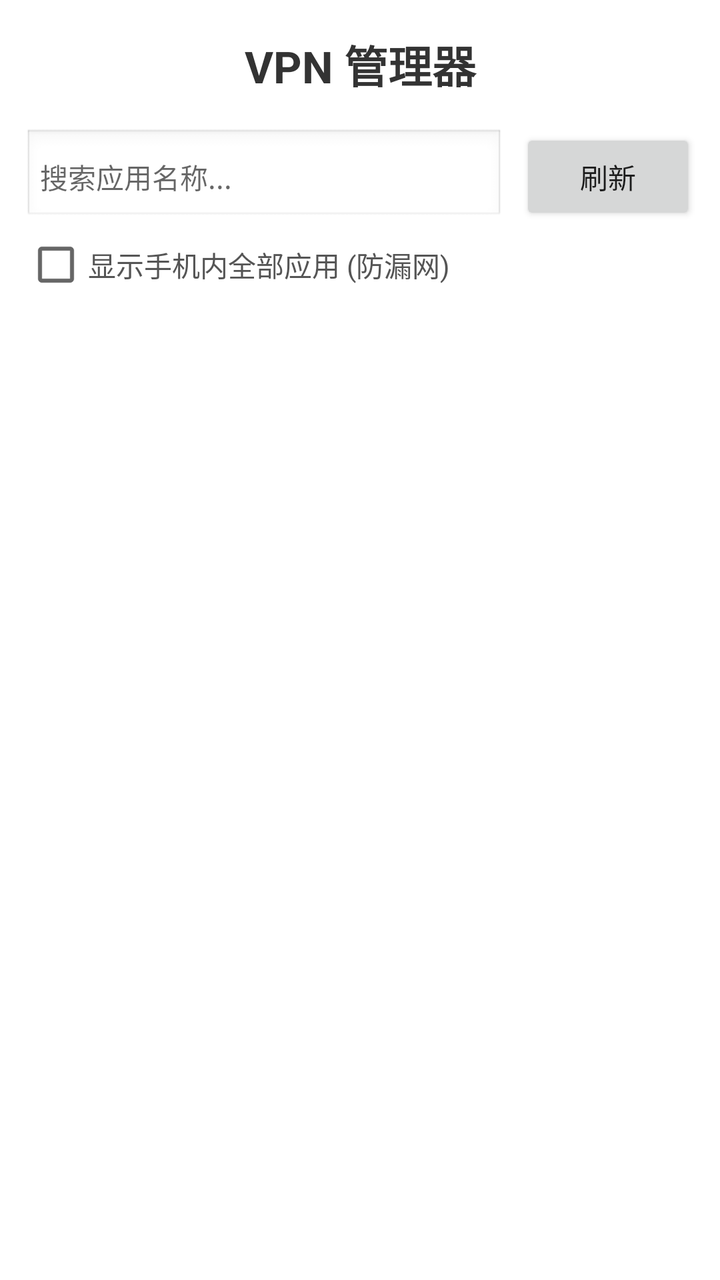
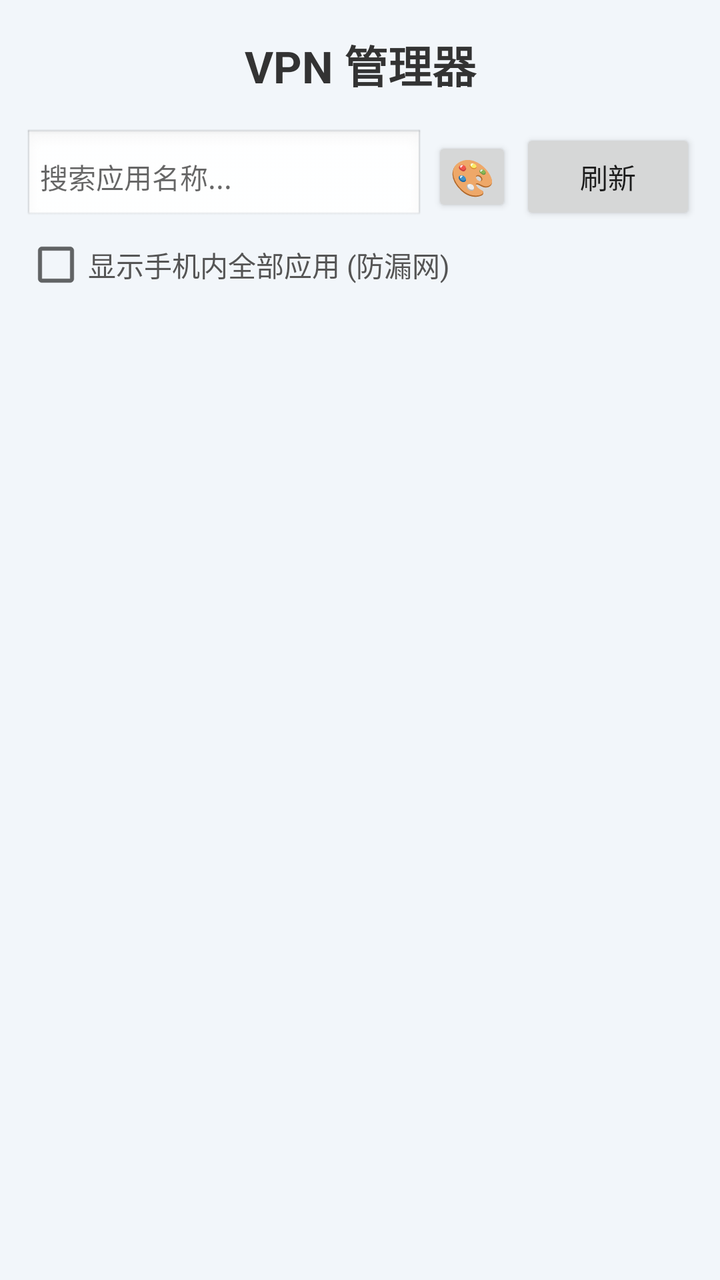

An Android layout rendered at two revisions. The XML below is the earlier revision; the diff shows what the commit changed to produce the second picture.
<!-- AndroidManifest.xml: application theme android:Theme.Material.Light.NoActionBar -->
<!-- res/layout/activity_main.xml -->
<?xml version="1.0" encoding="utf-8"?>
<LinearLayout xmlns:android="http://schemas.android.com/apk/res/android"
    android:layout_width="match_parent"
    android:layout_height="match_parent"
    android:orientation="vertical"
    android:background="#FFFFFF">

    
    <TextView
        android:layout_width="match_parent"
        android:layout_height="wrap_content"
        android:text="VPN 管理器"
        android:textSize="22sp"
        android:textStyle="bold"
        android:textColor="#333333"
        android:gravity="center"
        android:paddingTop="16dp"
        android:paddingBottom="8dp" />

    
    <LinearLayout
        android:layout_width="match_parent"
        android:layout_height="wrap_content"
        android:orientation="horizontal"
        android:paddingStart="12dp"
        android:paddingEnd="12dp"
        android:paddingTop="8dp"
        android:gravity="center_vertical">

        <EditText
            android:id="@+id/search_box"
            android:layout_width="0dp"
            android:layout_height="wrap_content"
            android:layout_weight="1"
            android:hint="搜索应用名称..."
            android:textSize="14sp"
            android:background="@android:drawable/edit_text"
            android:padding="8dp"
            android:singleLine="true" />

        <Button
            android:id="@+id/refresh"
            android:layout_width="wrap_content"
            android:layout_height="wrap_content"
            android:layout_marginStart="8dp"
            android:text="刷新"
            android:textSize="14sp" />
    </LinearLayout>

    
    <CheckBox
        android:id="@+id/show_all_checkbox"
        android:layout_width="wrap_content"
        android:layout_height="wrap_content"
        android:layout_marginStart="12dp"
        android:layout_marginTop="4dp"
        android:text="显示手机内全部应用 (防漏网)"
        android:textSize="14sp"
        android:textColor="#555555" />

    <ListView
        android:id="@+id/list"
        android:layout_width="match_parent"
        android:layout_height="0dp"
        android:layout_weight="1"
        android:divider="@null"
        android:dividerHeight="0dp" />

</LinearLayout>
<!-- resources referenced by this layout -->
<resources>

</resources>

<!-- the commit's change to res/layout/activity_main.xml (unified diff, before → after) -->
@@ -1,9 +1,10 @@
 <?xml version="1.0" encoding="utf-8"?>
 <LinearLayout xmlns:android="http://schemas.android.com/apk/res/android"
+    android:id="@+id/root_layout"
     android:layout_width="match_parent"
     android:layout_height="match_parent"
     android:orientation="vertical"
-    android:background="#FFFFFF">
+    android:background="#F2F6FA"> 
 
     
     <TextView
@@ -38,11 +39,21 @@
             android:padding="8dp"
             android:singleLine="true" />
 
+        
+        <Button
+            android:id="@+id/theme_btn"
+            android:layout_width="40dp"
+            android:layout_height="40dp"
+            android:layout_marginStart="4dp"
+            android:text="🎨"
+            android:textSize="18sp"
+            android:padding="0dp" />
+
         <Button
             android:id="@+id/refresh"
             android:layout_width="wrap_content"
             android:layout_height="wrap_content"
-            android:layout_marginStart="8dp"
+            android:layout_marginStart="4dp"
             android:text="刷新"
             android:textSize="14sp" />
     </LinearLayout>
